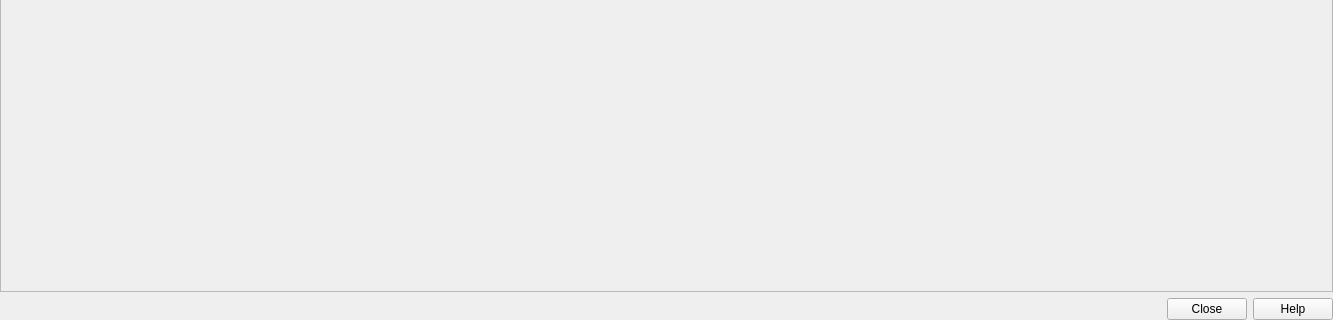
Old version of the form src/ui/qgscomposerbase.ui in the repository qgis/QGIS; both pictures show x 0 to 1333 and y 289 to 609 of the 1333 by 609 pixel window.
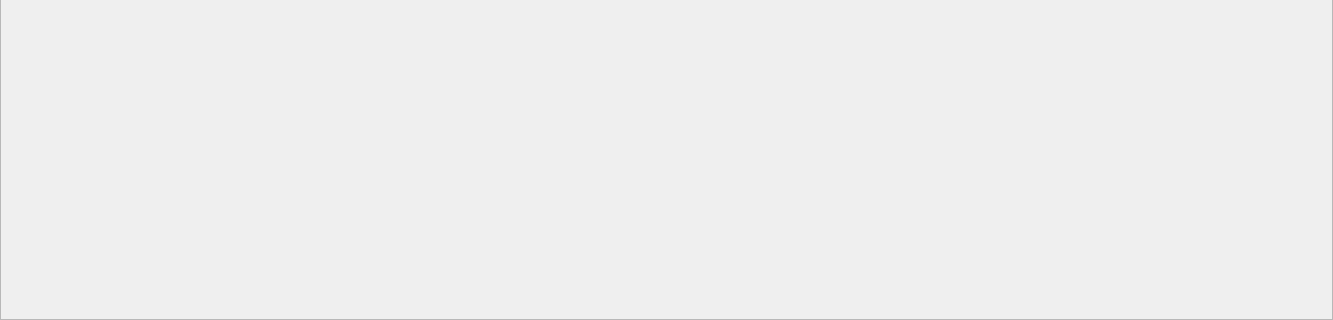
New version of the form. Icons and pictures are not drawn.

Commit message: Remove button bar from composer

```diff
--- a/src/ui/qgscomposerbase.ui
+++ b/src/ui/qgscomposerbase.ui
@@ -37,13 +37,6 @@
       </property>
      </widget>
     </item>
-    <item row="1" column="0">
-     <widget class="QDialogButtonBox" name="mButtonBox">
-      <property name="standardButtons">
-       <set>QDialogButtonBox::Close|QDialogButtonBox::Help</set>
-      </property>
-     </widget>
-    </item>
    </layout>
   </widget>
   <widget class="QToolBar" name="mComposerToolbar">
```
Left out of the diff: 4 changed lines with no effect on the pictures. The commit also changes 2 other files.
